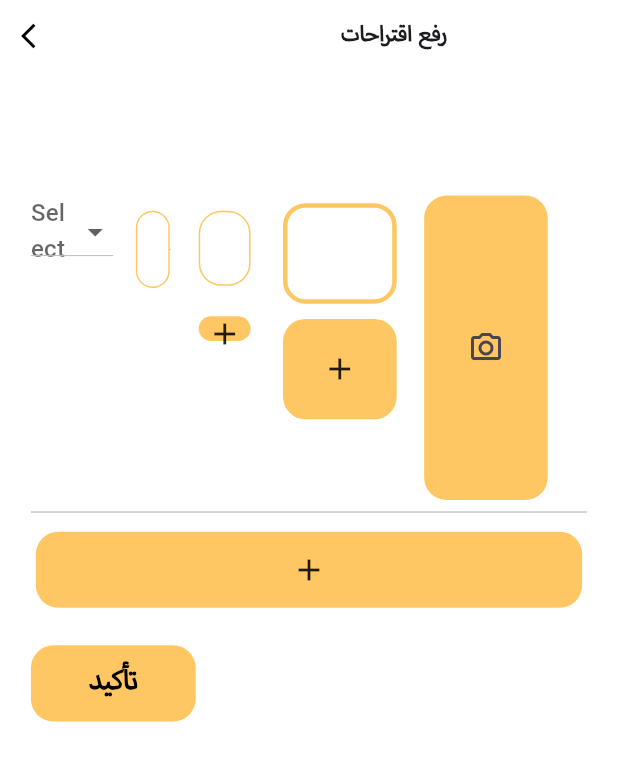
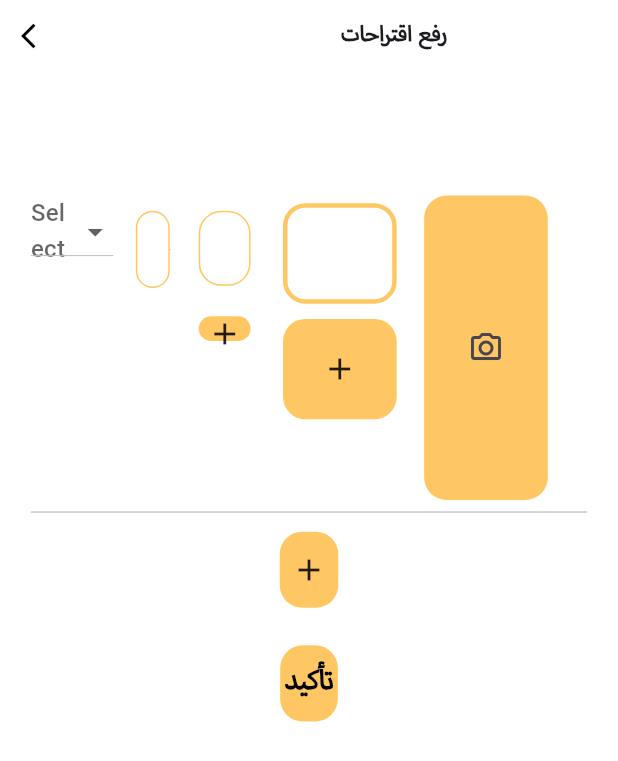
Before and after one commit to Abdelelah-PAL/foodlink_admin_panel, a Flutter app: the AddSuggestionsScreen screen opened directly, on a phone screen of 412 x 824 dp. Shown: the top 761 px of the screen. Run offline on Flutter 3.47's test engine with Material 3 defaults, Android fonts, the phone set to English and light mode, and no system bars; our stand-ins replace cloud_firestore, dotted_border, file_picker, firebase_auth, firebase_core, firebase_storage and 2 more; missing offline and left inert: firebase_app_check; accounts and stored records are empty.

Commit message:
adding suggestions feature

```diff
--- a/lib/screens/food_screens/add_suggestions_screen.dart
+++ b/lib/screens/food_screens/add_suggestions_screen.dart
@@ -79,8 +79,10 @@ class _AddSuggestionsScreenState extends State<AddSuggestionsScreen> {
                   },
                 ),
                 SizeConfig.customSizedBox(null, 20, null),
-                CustomButton(
-                    onTap: () async {}, text: 'confirm', width: 100, height: 50),
+                Center(
+                  child: CustomButton(
+                      onTap: () async {}, text: 'confirm', width: 35, height: 50),
+                ),
               ],
             ),
           ),
--- a/lib/screens/food_screens/widgets/suggestion_tile.dart
+++ b/lib/screens/food_screens/widgets/suggestion_tile.dart
@@ -298,7 +298,7 @@ class AddSuggestionTile extends StatelessWidget {
           height: SizeConfig.getProportionalHeight(50),
           margin: EdgeInsets.symmetric(
             vertical: SizeConfig.getProportionalHeight(5),
-            horizontal: SizeConfig.getProportionalWidth(3),
+            horizontal: SizeConfig.getProportionalWidth(151),
           ),
           decoration: BoxDecoration(
             color: AppColors.widgetsColor,
```
